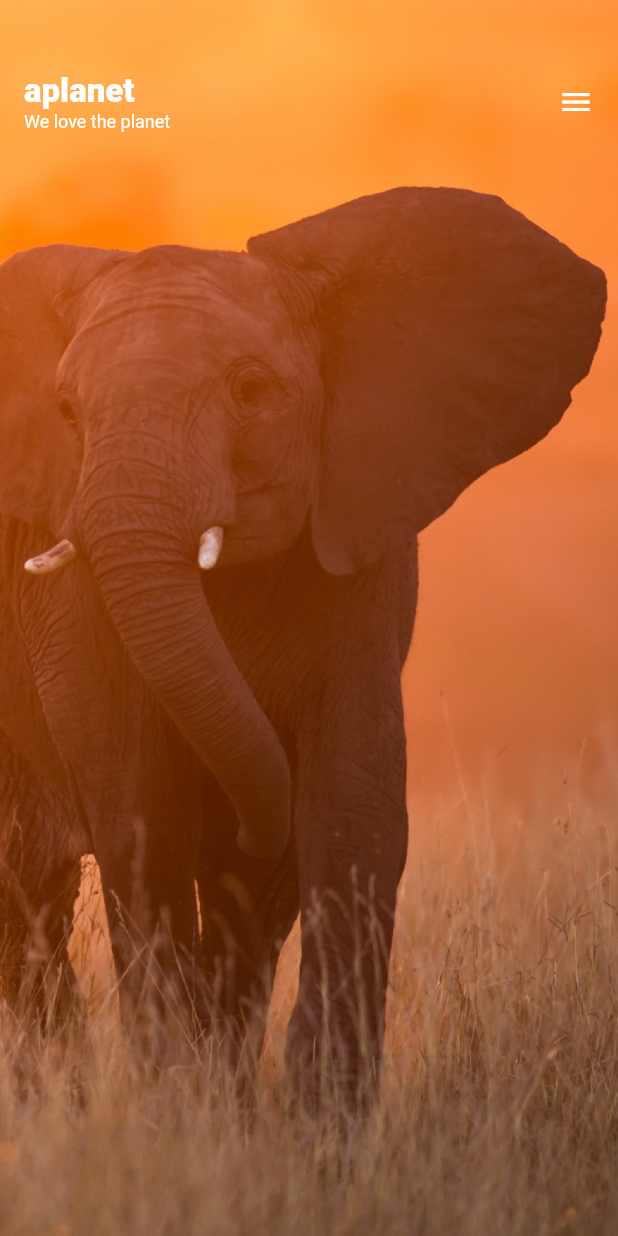
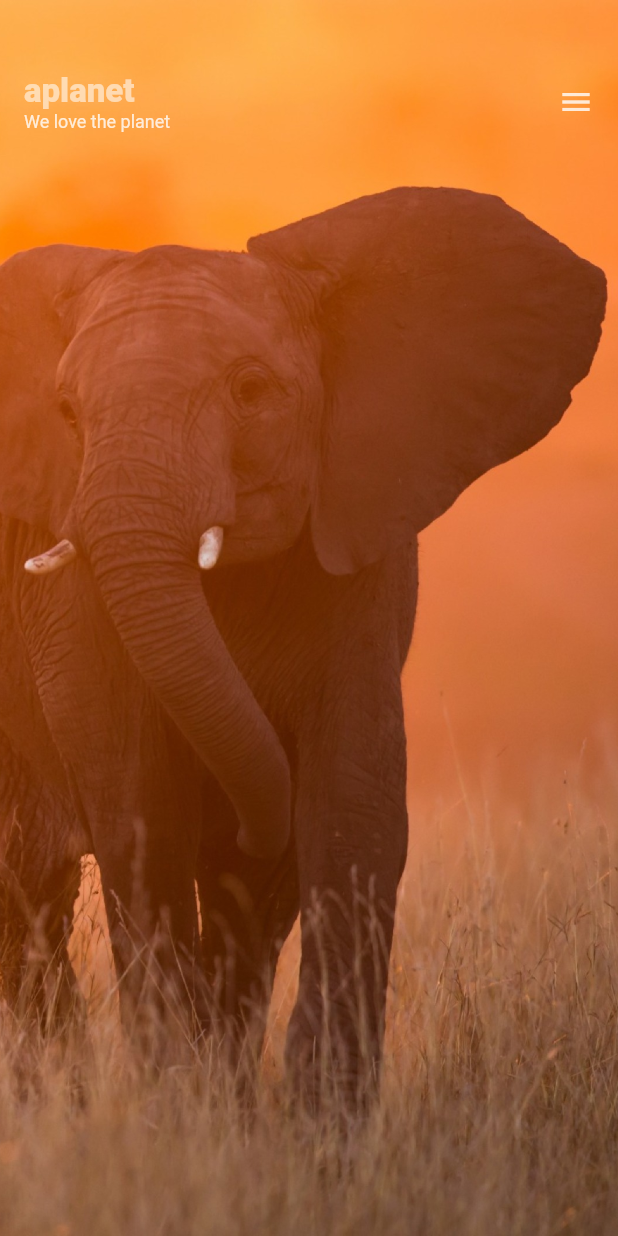
Before and after one commit to DaminduSandaruwan/AnimalPlanetUI, a Flutter app: the screen it shows after launch, on a phone screen of 412 x 824 dp. Run offline on Flutter 3.47's test engine with Material 2 defaults, Android fonts, the phone set to English and light mode, and no system bars; project files that could hold a hidden picture were left out.

Commit message:
Add Opacity to AppBar

```diff
--- a/lib/common/custom_app_bar.dart
+++ b/lib/common/custom_app_bar.dart
@@ -5,7 +5,9 @@ import 'package:flutter/material.dart';
 class CustomAppBar extends StatelessWidget {
   @override
   Widget build(BuildContext context) {
-    return Container(
+    return Opacity(
+      opacity: 0.8,
+      child: Container(
         padding: const EdgeInsets.only(top:48,left: 16,right: 16),
         child: Row(
           children: <Widget>[
@@ -33,6 +35,7 @@ class CustomAppBar extends StatelessWidget {
             ),
           ],
         ),
+      ),
     );
   }
 }
--- a/lib/utils/text_style.dart
+++ b/lib/utils/text_style.dart
@@ -6,7 +6,7 @@ class TextStyles{
   static final TextStyle appNameTextStyle = TextStyle(
     fontSize: 22,
     fontWeight: FontWeight.w800,
-    color: Colors.white,
+    color: Colors.white.withOpacity(0.7),
   );
 
   static final TextStyle tagLineTextStyle = TextStyle(
```
Lines whose indentation alone changed are shown as unchanged.
